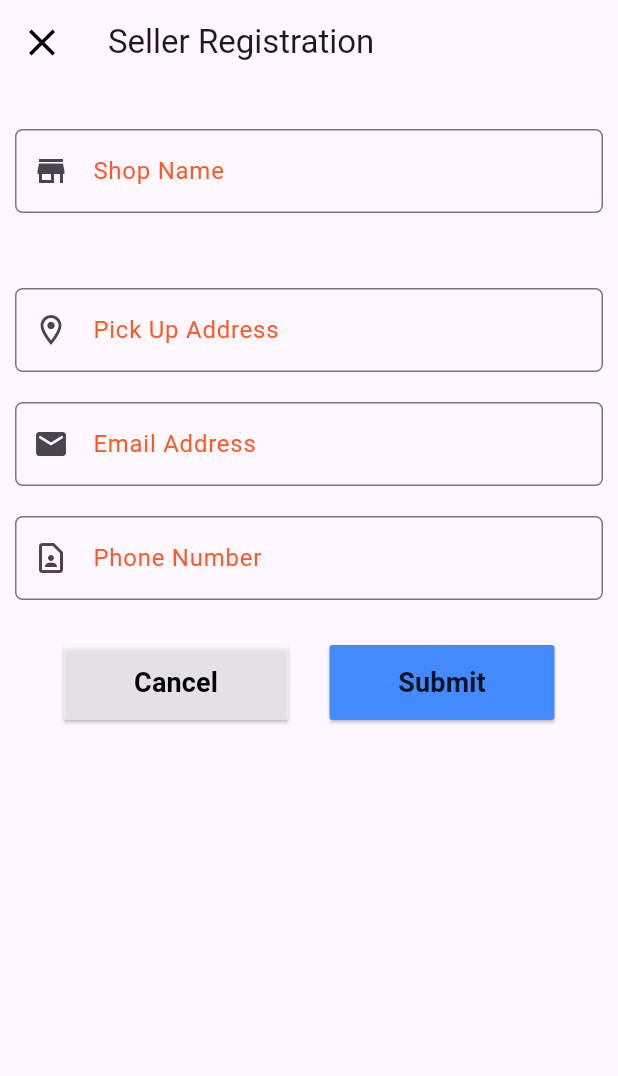
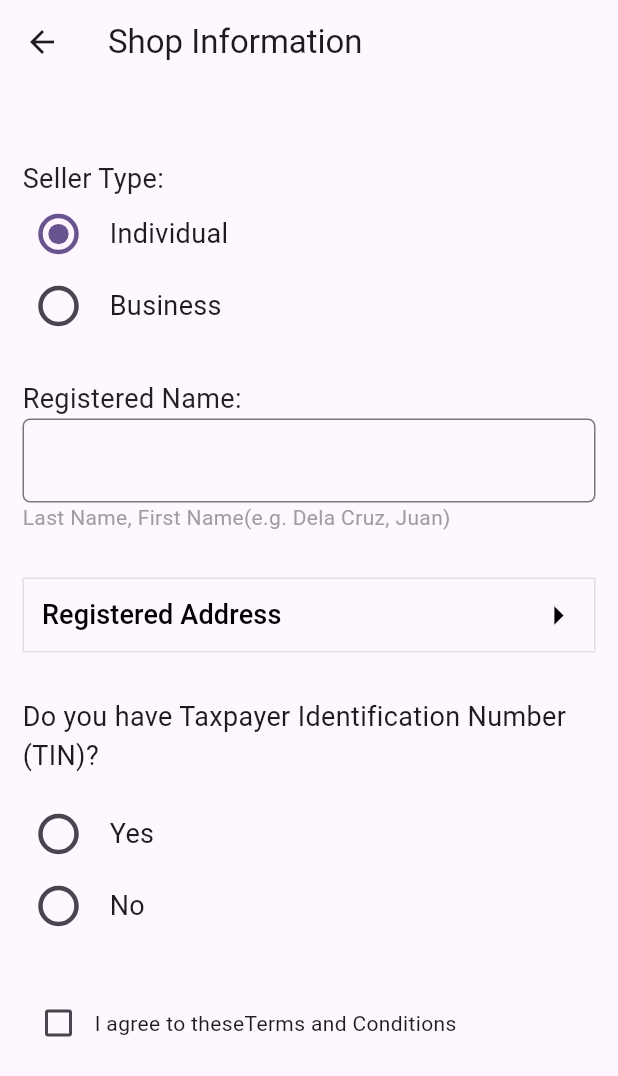
Before and after one commit to topid76/local_market_place, a Flutter app: the screen it shows after launch, on a phone screen of 412 x 824 dp. Shown: the top 1076 px of the screen. Run offline on Flutter 3.47's test engine with Material 2 defaults, Android fonts, the phone set to English and light mode, and no system bars; our stand-ins replace flutter_svg, get_it; key blocks and very long unbroken strings in the code were emptied for the run.

Commit message:
shop-information

```diff
--- a/lib/main.dart
+++ b/lib/main.dart
@@ -20,7 +20,7 @@ class MyApp extends StatelessWidget {
       providers: [...appStateProviders],
       child: MaterialApp(
         onGenerateRoute: generateRoute,
-        initialRoute: SellerRegistrationRoute,
+        initialRoute: ShopInformationRoute,
         title: 'Flutter Demo',
         debugShowCheckedModeBanner: false,
         theme: ThemeData(
--- a/lib/routes/constants.dart
+++ b/lib/routes/constants.dart
@@ -1,11 +1,10 @@
 const HomeRoute = "/home";
 const LoginRoute = "/login";
 const RegistrationRoute = "/registration";
-
 const MainRoute = "main";
 const ProfileRoute = "/profile";
 const ProductRegistrationRoute = "/product-registration";
 const SettingsRoute = "/settings";
-
 const SellerRegistrationRoute = "/seller-registration";
+const ShopInformationRoute = "/shop-information";
 const ViewRoute = "/view";
--- a/lib/routes/routes.dart
+++ b/lib/routes/routes.dart
@@ -7,15 +7,14 @@ import 'package:local_marketplace/screens/login_page.dart';
 import 'package:local_marketplace/screens/main_page.dart';
 import 'package:local_marketplace/screens/profile_page.dart';
 import 'package:local_marketplace/screens/product_registration.dart';
-import 'package:local_marketplace/screens/seller_registration_page.dart';
+import 'package:local_marketplace/screens/shop_information.dart';
+import 'package:local_marketplace/screens/shop_registration_page.dart';
 import 'package:local_marketplace/screens/settings_page.dart';
-import 'package:local_marketplace/screens/product_view_page.dart';
 
 Route<dynamic> generateRoute(RouteSettings settings) {
   switch (settings.name) {
     case RegistrationRoute:
       return MaterialPageRoute(builder: (_) => RegistrationPage());
-
     case LoginRoute:
       return MaterialPageRoute(builder: (_) => LoginPage());
     case MainRoute:
@@ -26,11 +25,11 @@ Route<dynamic> generateRoute(RouteSettings settings) {
       return MaterialPageRoute(builder: (_) => ProductRegistratioPage());
     case SettingsRoute:
       return MaterialPageRoute(builder: (_) => SettingsPage());
-
     case SellerRegistrationRoute:
       return MaterialPageRoute(builder: (_) => SellerRegistrationPage());
-    case ViewRoute:
-      return MaterialPageRoute(builder: (_) => ProductViewPage());
+    case ShopInformationRoute:
+      return MaterialPageRoute(builder: (_) => ShopInformationPage());
+
     default:
       return MaterialPageRoute(
           builder: (_) => const Scaffold(
--- a/lib/screens/seller_registration_page.dart
+++ /dev/null
@@ -1,90 +0,0 @@
-import 'package:flutter/material.dart';
-import 'package:local_marketplace/screens/widget/my_button.dart';
-import 'package:local_marketplace/screens/widget/my_text_input.dart';
-
-class SellerRegistrationPage extends StatelessWidget {
-  @override
-  Widget build(BuildContext context) {
-    return (Scaffold(
-        appBar: AppBar(
-          leading: IconButton(
-            onPressed: () {},
-            icon: Icon(
-              Icons.close,
-              size: 30,
-              color: Colors.black,
-            ),
-          ),
-          title: Text("Seller Registration"),
-        ),
-        body: Column(
-          crossAxisAlignment: CrossAxisAlignment.start,
-          mainAxisAlignment: MainAxisAlignment.start,
-          children: [
-            Padding(
-              padding: EdgeInsets.fromLTRB(10, 30, 10, 0),
-              child: MyTextInput(
-                label: "Shop Name",
-                prefixIcon: Icons.store,
-              ),
-            ),
-            Padding(
-              padding: EdgeInsets.fromLTRB(10, 50, 10, 0),
-              child: MyTextInput(
-                label: "Pick Up Address",
-                prefixIcon: Icons.location_on_outlined,
-              ),
-            ),
-            Padding(
-              padding: EdgeInsets.fromLTRB(10, 20, 10, 0),
-              child: MyTextInput(
-                label: "Email Address",
-                prefixIcon: Icons.email_rounded,
-              ),
-            ),
-            Padding(
-              padding: EdgeInsets.fromLTRB(10, 20, 10, 0),
-              child: MyTextInput(
-                label: "Phone Number",
-                prefixIcon: Icons.contact_page_outlined,
-              ),
-            ),
-            Padding(
-              padding: EdgeInsets.fromLTRB(15, 30, 15, 0),
-              child: Row(
-                crossAxisAlignment: CrossAxisAlignment.end,
-                mainAxisAlignment: MainAxisAlignment.spaceEvenly,
-                children: [
-                  SizedBox(
-                    height: 50,
-                    width: 150,
-                    child: MyButton(
-                      onPressed: () {},
-                      label: "Cancel",
-                      backgroundColor: Colors.white60,
-                      style: TextStyle(
-                          color: Colors.black,
-                          fontSize: 18,
-                          fontWeight: FontWeight.bold),
-                    ),
-                  ),
-                  SizedBox(
-                    width: 150,
-                    height: 50,
-                    child: MyButton(
-                      onPressed: () {},
-                      label: "Submit",
-                      backgroundColor: Colors.blueAccent,
-                      style: TextStyle(
-                          color: Colors.black87,
-                          fontSize: 18,
-                          fontWeight: FontWeight.bold),
-                    ),
-                  )
-                ],
-              ),
-            )
-          ],
-        )));
-  }
-}
--- /dev/null
+++ b/lib/screens/shop_information.dart
@@ -0,0 +1,137 @@
+import 'package:flutter/material.dart';
+import 'package:local_marketplace/screens/shop_registration_page.dart';
+import 'package:local_marketplace/screens/widget/my_checkbox.dart';
+import 'package:local_marketplace/screens/widget/my_radio.dart';
+import 'package:local_marketplace/screens/widget/my_text_input.dart';
+
+class ShopInformationPage extends StatelessWidget {
+  @override
+  Widget build(BuildContext context) {
+    return Scaffold(
+      appBar: AppBar(
+        leading: IconButton(
+          icon: Icon(Icons.arrow_back),
+          onPressed: () {},
+        ),
+        title: Text("Shop Information"),
+      ),
+      body: SingleChildScrollView(
+        child: Padding(
+          padding: EdgeInsets.fromLTRB(15, 50, 15, 15),
+          child: Column(
+            mainAxisAlignment: MainAxisAlignment.start,
+            crossAxisAlignment: CrossAxisAlignment.start,
+            children: [
+              Text(
+                "Seller Type:",
+                style: TextStyle(color: Colors.black87, fontSize: 18),
+              ),
+              MyRadio(
+                  label: "Individual",
+                  value: true,
+                  groupValue: true,
+                  onChanged: (bool changeValue) {},
+                  style: TextStyle(fontSize: 18)),
+              MyRadio(
+                  label: "Business",
+                  value: true,
+                  groupValue: false,
+                  onChanged: (bool changeValue) {},
+                  style: TextStyle(fontSize: 18)),
+              SizedBox(
+                height: 25,
+              ),
+              Column(
+                mainAxisAlignment: MainAxisAlignment.start,
+                crossAxisAlignment: CrossAxisAlignment.start,
+                children: [
+                  Text(
+                    "Registered Name:",
+                    style: TextStyle(fontSize: 18, color: Colors.black87),
+                  ),
+                  MyTextInput(),
+                  Text(
+                    "Last Name, First Name(e.g. Dela Cruz, Juan)",
+                    style: TextStyle(color: Colors.grey),
+                  )
+                ],
+              ),
+              SizedBox(
+                height: 30,
+              ),
+              Column(
+                children: [
+                  Container(
+                    decoration: BoxDecoration(
+                        border: Border.all(color: Colors.grey.shade300)),
+                    child: Row(
+                        mainAxisAlignment: MainAxisAlignment.spaceBetween,
+                        children: [
+                          TextButton(
+                              onPressed: () {},
+                              child: Text(
+                                "Registered Address",
+                                style: TextStyle(
+                                    color: Colors.black, fontSize: 18),
+                              )),
+                          IconButton(
+                              onPressed: () {},
+                              icon: Icon(
+                                Icons.arrow_right,
+                                size: 30,
+                                color: Colors.black,
+                              ))
+                        ]),
+                  )
+                ],
+              ),
+              SizedBox(
+                height: 30,
+              ),
+              Column(
+                children: [
+                  Text(
+                    "Do you have Taxpayer Identification Number (TIN)?",
+                    style: TextStyle(fontSize: 18),
+                  ),
+                  SizedBox(
+                    height: 15,
+                  ),
+                  MyRadio(
+                      label: "Yes",
+                      value: true,
+                      groupValue: false,
+                      onChanged: (bool changeValue) {},
+                      style: TextStyle(fontSize: 18)),
+                  MyRadio(
+                      label: "No",
+                      value: true,
+                      groupValue: false,
+                      onChanged: (bool changeValue) {},
+                      style: TextStyle(fontSize: 18)),
+                ],
+              ),
+              SizedBox(
+                height: 30,
+              ),
+              Row(
+                children: [
+                  MyCheckbox(
+                    onChanged: (bool) {},
+                    value: false,
+                  ),
+                  Text.rich(
+                      TextSpan(text: "I agree to these", children: <InlineSpan>[
+                    TextSpan(
+                      text: "Terms and Conditions",
+                    )
+                  ]))
+                ],
+              )
+            ],
+          ),
+        ),
+      ),
+    );
+  }
+}
--- /dev/null
+++ b/lib/screens/widget/my_checkbox.dart
@@ -0,0 +1,16 @@
+import 'package:flutter/material.dart';
+
+class MyCheckbox extends StatelessWidget {
+  bool value = false;
+  final ValueChanged<bool> onChanged;
+  MyCheckbox({required this.onChanged, required this.value});
+
+  @override
+  Widget build(BuildContext context) {
+    return Checkbox(
+        value: this.value,
+        onChanged: (bool? changeValue) {
+          onChanged(changeValue!);
+        });
+  }
+}
--- /dev/null
+++ b/lib/screens/widget/my_radio.dart
@@ -0,0 +1,40 @@
+import 'package:flutter/material.dart';
+
+class MyRadio extends StatelessWidget {
+  final String label;
+  final TextStyle style;
+  final bool value;
+  final bool groupValue;
+  final ValueChanged<bool> onChanged;
+
+  MyRadio(
+      {required this.label,
+      required this.value,
+      required this.groupValue,
+      required this.onChanged,
+      required this.style});
+
+  @override
+  Widget build(BuildContext context) {
+    return Row(
+      children: [
+        Transform.scale(
+          scale: 1.5,
+          child: Radio(
+              value: value,
+              groupValue: groupValue,
+              onChanged: (bool? newValue) {
+                onChanged(newValue!);
+              }),
+        ),
+        Padding(
+          padding: EdgeInsets.all(10),
+          child: Text(
+            label,
+            style: style,
+          ),
+        ),
+      ],
+    );
+  }
+}
--- a/lib/screens/widget/my_text_input.dart
+++ b/lib/screens/widget/my_text_input.dart
@@ -4,7 +4,10 @@ class MyTextInput extends StatelessWidget {
   final IconData? prefixIcon;
   final String label;
 
-  MyTextInput({this.prefixIcon, this.label = ""});
+  MyTextInput({
+    this.prefixIcon,
+    this.label = "",
+  });
   @override
   Widget build(BuildContext context) {
     return TextFormField(
@@ -19,7 +22,9 @@ class MyTextInput extends StatelessWidget {
             borderSide: BorderSide(color: Colors.deepOrange),
           ),
           labelStyle: TextStyle(color: Colors.deepOrange),
-          label: Text(label),
+          label: Text(
+            label,
+          ),
           prefixIcon: prefixIcon != null ? Icon(prefixIcon) : null),
     );
   }
```
Also changed, not shown: lib/screens/shop_registration_page.dart (added, +157 -0 lines), lib/screens/widget/my_switch.dart (added, +17 -0 lines).
